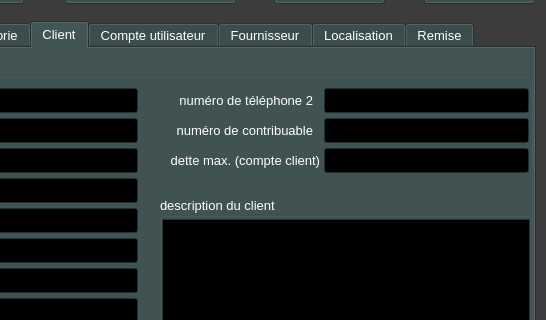
The window that ui/yeroth-erp-admin-create-window.ui (xnoumbissinoundou/yeroth-erp-3.0) describes before a commit, drawn with Qt 5; both pictures show x 253 to 799 and y 127 to 447 of the 799 by 601 pixel window.
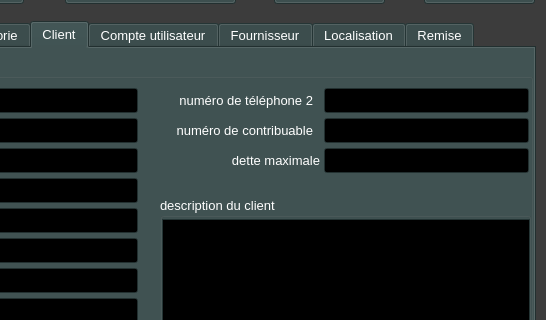
The same window after the commit. The open tabs and pages were chosen to show the change. Icons and pictures are not drawn. Custom widgets are drawn as their Qt base class.

Patch:
```diff
--- a/ui/yeroth-erp-admin-create-window.ui
+++ b/ui/yeroth-erp-admin-create-window.ui
@@ -5343,7 +5343,7 @@
         </rect>
        </property>
        <property name="text">
-        <string>dette max. (compte client)</string>
+        <string>dette maximale</string>
        </property>
        <property name="alignment">
         <set>Qt::AlignRight|Qt::AlignTrailing|Qt::AlignVCenter</set>
```
Left out of the diff: 4 changed lines with no effect on the pictures.
